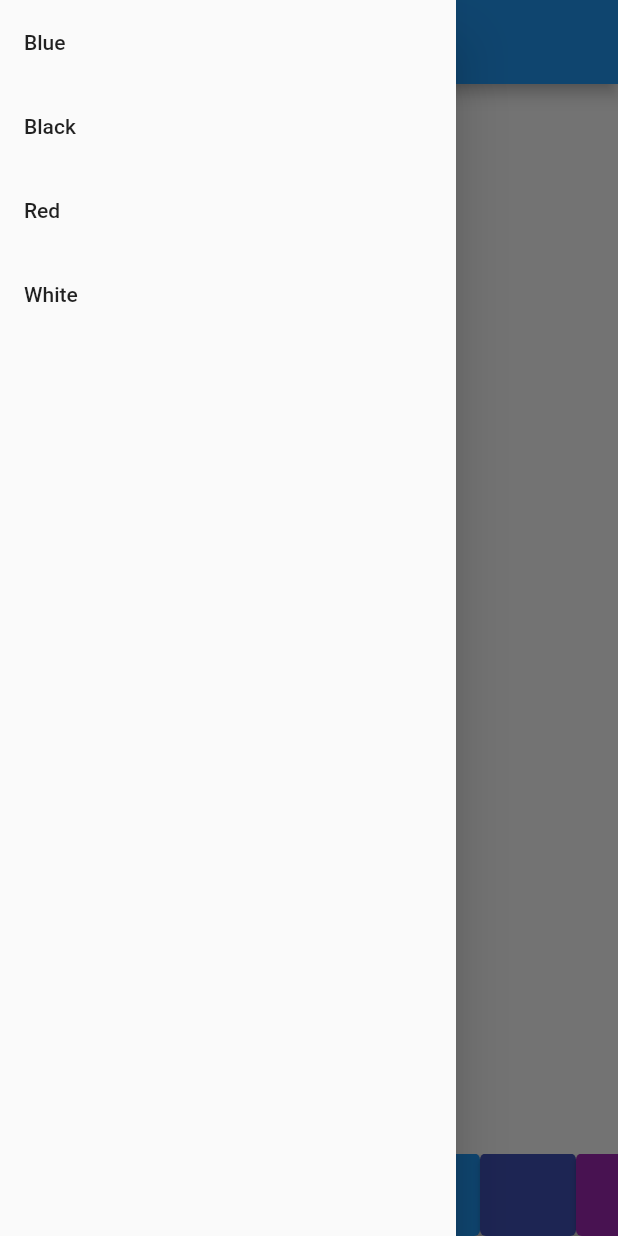
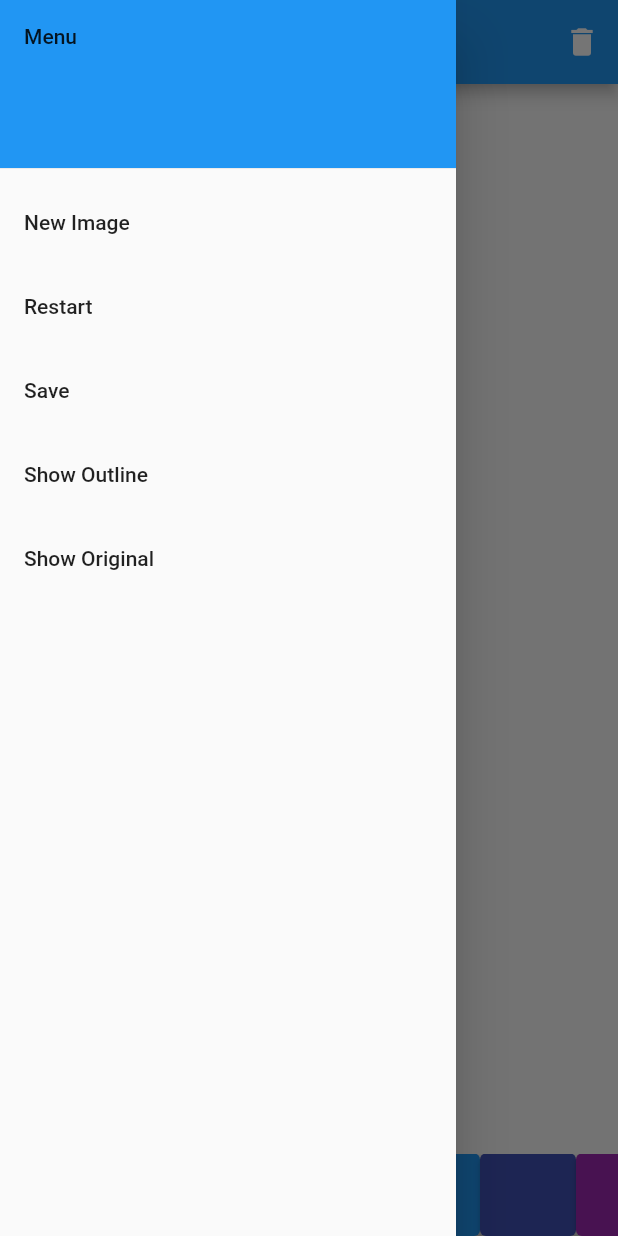
Before and after one commit to JephteyAdolphe/color-find, a Flutter app: the screen it shows after launch, with the side drawer open, on a phone screen of 412 x 824 dp. Run offline on Flutter 3.47's test engine with Material 2 defaults, Android fonts, the light colour scheme and no system bars.

Commit message:
Canvas reset button added

```diff
--- a/App/app_code/lib/main.dart
+++ b/App/app_code/lib/main.dart
@@ -1,5 +1,6 @@
 import 'dart:ui';
 
+import 'package:flutter/cupertino.dart';
 import 'package:flutter/material.dart';
 import 'package:flutter/rendering.dart';
 import 'package:app_code/palette.dart';
@@ -55,39 +56,43 @@ class _DrawingBlockState extends State<DrawingBlock> {
   Widget build(BuildContext context) {
     return Scaffold(
       appBar: AppBar(
-        title: Text('Test2'),
-      ),
-      //drawer: getMenu(context),
-      drawer: Drawer(
-        child: ListView(
-          children: [
-            ListTile(
-              title: Text('Blue'),
-              onTap: () {
-                activeColor = Colors.blue;
+        title: Text("Color Find"),
+        centerTitle: true,
+
+        // Canvas reset button (should maybe add undo (can implement a stack) button as well)
+        actions: <Widget>[
+          IconButton(
+              icon: Icon(Icons.delete),
+              tooltip: 'Reset Canvas',
+              onPressed: () {
+                /*showDialog(
+                  context: context,
+                  builder: (_) => CupertinoAlertDialog(
+                    title: Text('Reset Canvas?'),
+                    actions: [
+                      TextButton(
+                        child: Text('No'),
+                        onPressed: () {
+                          Navigator.pop(context);
                         },
                       ),
-            ListTile(
-              title: Text('Black'),
-              onTap: () {
-                activeColor = Colors.black;
-              },
-            ),
-            ListTile(
-              title: Text('Red'),
-              onTap: () {
-                activeColor = Colors.red;
-              },
-            ),
-            ListTile(
-              title: Text('White'),
-              onTap: () {
-                activeColor = Colors.white;
+                      TextButton(
+                        child: Text('Yes'),
+                        onPressed: () {
+                          points.clear();
+                          Navigator.pop(context);
+                          // Screen doesn't actually clear until another draw is attempted
                         },
                       ),
                     ],
                   ),
+                  barrierDismissible: true,
+                );*/
+                points.clear();
+              })
+        ],
       ),
+      drawer: getMenu(context),
       body: GestureDetector(
         onPanDown: (details) {
           this.setState(() {
@@ -152,7 +157,6 @@ class _DrawingBlockState extends State<DrawingBlock> {
 
 class MyPainter extends CustomPainter {
   List<ColorRecord> points;
-
   MyPainter({this.points});
 
   @override
```
Lines whose indentation alone changed are shown as unchanged.
